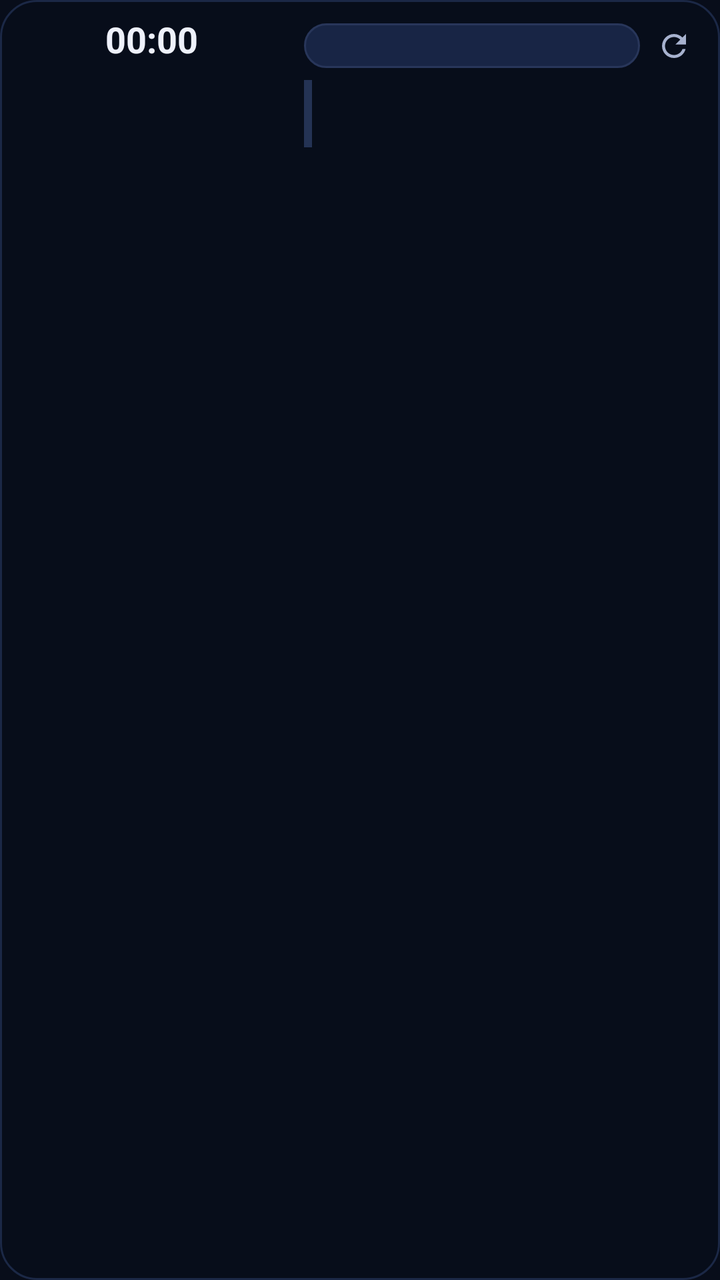
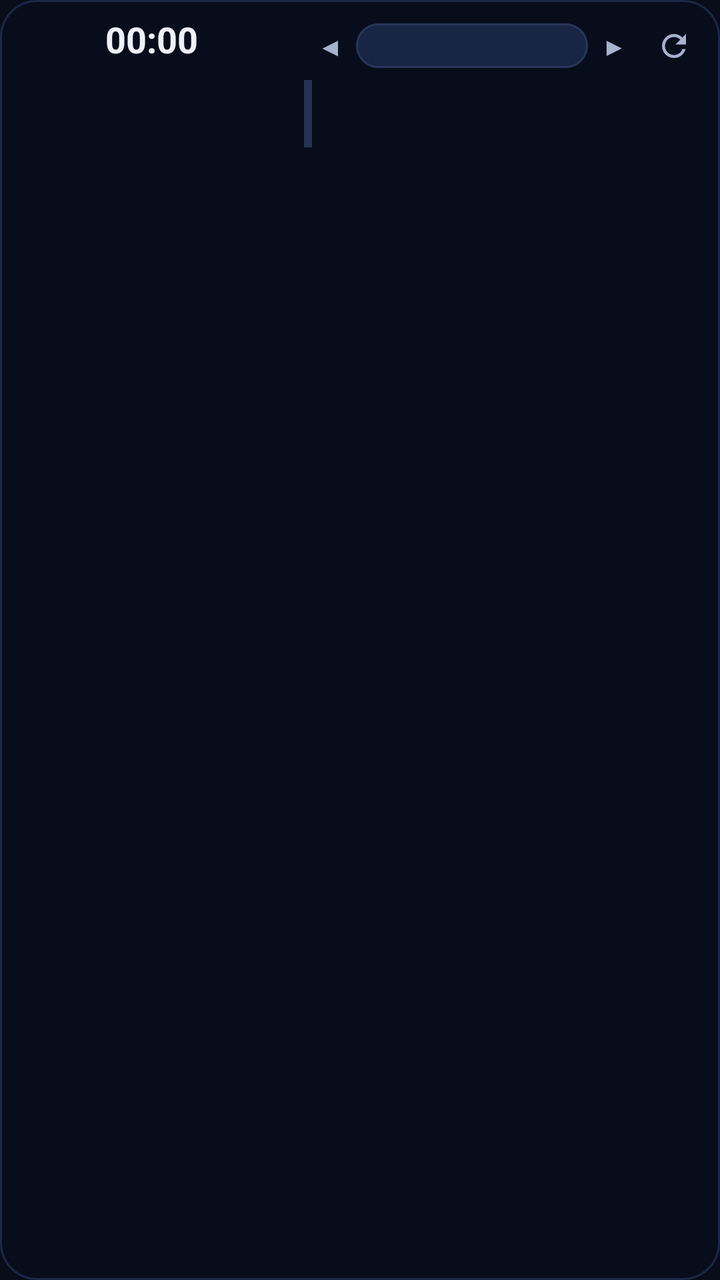

An Android layout rendered at two revisions. The XML below is the earlier revision; the diff shows what the commit changed to produce the second picture.
<!-- AndroidManifest.xml: application theme AppTheme -->
<!-- res/layout/widget_routine.xml -->
<?xml version="1.0" encoding="utf-8"?>
<LinearLayout xmlns:android="http://schemas.android.com/apk/res/android"
    android:id="@+id/root"
    android:layout_width="match_parent"
    android:layout_height="match_parent"
    android:background="@drawable/widget_bg"
    android:orientation="horizontal"
    android:padding="10dp">

    <LinearLayout
        android:layout_width="0dp"
        android:layout_height="match_parent"
        android:layout_weight="4"
        android:gravity="center_horizontal"
        android:orientation="vertical">

        <TextClock
            android:id="@+id/time"
            android:layout_width="wrap_content"
            android:layout_height="wrap_content"
            android:fontFeatureSettings="tnum"
            android:format12Hour="HH:mm"
            android:format24Hour="HH:mm"
            android:includeFontPadding="false"
            android:textColor="@color/text"
            android:textSize="18sp"
            android:textStyle="bold" />

        <ImageView
            android:id="@+id/clock"
            android:layout_width="match_parent"
            android:layout_height="0dp"
            android:layout_marginTop="4dp"
            android:layout_weight="1"
            android:contentDescription="@string/widget_clock_desc"
            android:scaleType="fitCenter" />
    </LinearLayout>

    <LinearLayout
        android:layout_width="0dp"
        android:layout_height="match_parent"
        android:layout_marginStart="10dp"
        android:layout_weight="6"
        android:orientation="vertical">

        <LinearLayout
            android:layout_width="match_parent"
            android:layout_height="wrap_content"
            android:gravity="center_vertical"
            android:orientation="horizontal">

            
            <TextView
                android:id="@+id/day_title"
                android:layout_width="0dp"
                android:layout_height="wrap_content"
                android:layout_weight="1"
                android:background="@drawable/widget_chip"
                android:ellipsize="end"
                android:paddingHorizontal="8dp"
                android:paddingVertical="3dp"
                android:singleLine="true"
                android:textColor="@color/text_dim"
                android:textSize="12sp" />

            <ImageView
                android:id="@+id/refresh"
                android:layout_width="26dp"
                android:layout_height="26dp"
                android:layout_marginStart="4dp"
                android:contentDescription="@string/refresh"
                android:padding="4dp"
                android:src="@drawable/ic_refresh" />
        </LinearLayout>

        <LinearLayout
            android:layout_width="match_parent"
            android:layout_height="wrap_content"
            android:layout_marginTop="4dp"
            android:orientation="horizontal">

            <ImageView
                android:id="@+id/now_bar"
                android:layout_width="4dp"
                android:layout_height="match_parent"
                android:background="@color/unassigned"
                android:importantForAccessibility="no" />

            <LinearLayout
                android:layout_width="0dp"
                android:layout_height="wrap_content"
                android:layout_marginStart="6dp"
                android:layout_weight="1"
                android:orientation="vertical">

                <TextView
                    android:id="@+id/now_title"
                    android:layout_width="match_parent"
                    android:layout_height="wrap_content"
                    android:ellipsize="end"
                    android:singleLine="true"
                    android:textColor="@color/text"
                    android:textSize="14sp"
                    android:textStyle="bold" />

                <TextView
                    android:id="@+id/now_sub"
                    android:layout_width="match_parent"
                    android:layout_height="wrap_content"
                    android:ellipsize="end"
                    android:singleLine="true"
                    android:textColor="@color/text_mute"
                    android:textSize="11sp" />
            </LinearLayout>
        </LinearLayout>

        <ListView
            android:id="@+id/list"
            android:layout_width="match_parent"
            android:layout_height="0dp"
            android:layout_marginTop="4dp"
            android:layout_weight="1"
            android:divider="@null"
            android:scrollbars="none" />
    </LinearLayout>
</LinearLayout>
<!-- resources referenced by this layout -->
<resources>
  <color name="text">#EEF1FB</color>
  <color name="text_dim">#A7B2CF</color>
  <color name="text_mute">#6D7897</color>
  <color name="unassigned">#243354</color>
  <!-- drawable ic_refresh (drawable) -->
  <?xml version="1.0" encoding="utf-8"?>
  <vector xmlns:android="http://schemas.android.com/apk/res/android"
      android:width="24dp"
      android:height="24dp"
      android:viewportWidth="24"
      android:viewportHeight="24">
      <path
          android:fillColor="#A7B2CF"
          android:pathData="M17.65,6.35C16.2,4.9 14.21,4 12,4c-4.42,0 -7.99,3.58 -7.99,8s3.57,8 7.99,8c3.73,0 6.84,-2.55 7.73,-6h-2.08c-0.82,2.33 -3.04,4 -5.65,4 -3.31,0 -6,-2.69 -6,-6s2.69,-6 6,-6c1.66,0 3.14,0.69 4.22,1.78L13,11h7V4l-2.35,2.35z" />
  </vector>
  <!-- drawable widget_bg (drawable) -->
  <?xml version="1.0" encoding="utf-8"?>
  <shape xmlns:android="http://schemas.android.com/apk/res/android" android:shape="rectangle">
      <solid android:color="#F0080D1A" />
      <stroke android:width="1dp" android:color="@color/border_soft" />
      <corners android:radius="18dp" />
  </shape>
  <!-- drawable widget_chip (drawable) -->
  <?xml version="1.0" encoding="utf-8"?>
  <shape xmlns:android="http://schemas.android.com/apk/res/android" android:shape="rectangle">
      <solid android:color="@color/surface_2" />
      <stroke android:width="1dp" android:color="@color/border" />
      <corners android:radius="999dp" />
  </shape>
  <string name="refresh">새로고침</string>
  <string name="widget_clock_desc">오늘 24시간 루틴 시계</string>
  <style name="AppTheme" parent="android:Theme.Material.NoActionBar">
          <item name="android:windowBackground">@color/bg</item>
          <item name="android:statusBarColor">@color/bg</item>
          <item name="android:navigationBarColor">@color/bg</item>
          <item name="android:colorAccent">@color/accent</item>
          <item name="android:textColorPrimary">@color/text</item>
          <item name="android:textColorSecondary">@color/text_dim</item>
      </style>
  <color name="border_soft">#1B2846</color>
  <color name="surface_2">#182545</color>
  <color name="border">#28365A</color>
  <color name="bg">#080D1A</color>
  <color name="accent">#F5B95C</color>
</resources>

<!-- the commit's change to res/layout/widget_routine.xml (unified diff, before → after) -->
@@ -49,6 +49,16 @@
             android:gravity="center_vertical"
             android:orientation="horizontal">
 
+            <TextView
+                android:id="@+id/prev_day"
+                android:layout_width="26dp"
+                android:layout_height="26dp"
+                android:contentDescription="@string/prev_day"
+                android:gravity="center"
+                android:text="◀"
+                android:textColor="@color/text_dim"
+                android:textSize="13sp" />
+
             
             <TextView
                 android:id="@+id/day_title"
@@ -62,6 +72,16 @@
                 android:singleLine="true"
                 android:textColor="@color/text_dim"
                 android:textSize="12sp" />
+
+            <TextView
+                android:id="@+id/next_day"
+                android:layout_width="26dp"
+                android:layout_height="26dp"
+                android:contentDescription="@string/next_day"
+                android:gravity="center"
+                android:text="▶"
+                android:textColor="@color/text_dim"
+                android:textSize="13sp" />
 
             <ImageView
                 android:id="@+id/refresh"
@@ -122,5 +142,40 @@
             android:layout_weight="1"
             android:divider="@null"
             android:scrollbars="none" />
+
+        <LinearLayout
+            android:layout_width="match_parent"
+            android:layout_height="wrap_content"
+            android:layout_marginTop="2dp"
+            android:orientation="horizontal">
+
+            <TextView
+                android:id="@+id/day_0"
+                style="@style/WidgetDay" />
+
+            <TextView
+                android:id="@+id/day_1"
+                style="@style/WidgetDay" />
+
+            <TextView
+                android:id="@+id/day_2"
+                style="@style/WidgetDay" />
+
+            <TextView
+                android:id="@+id/day_3"
+                style="@style/WidgetDay" />
+
+            <TextView
+                android:id="@+id/day_4"
+                style="@style/WidgetDay" />
+
+            <TextView
+                android:id="@+id/day_5"
+                style="@style/WidgetDay" />
+
+            <TextView
+                android:id="@+id/day_6"
+                style="@style/WidgetDay" />
+        </LinearLayout>
     </LinearLayout>
 </LinearLayout>
<!-- resource entries referenced after the edit -->
@@ -29,8 +29,19 @@
       <stroke android:width="1dp" android:color="@color/border" />
       <corners android:radius="999dp" />
   </shape>
+  <string name="next_day">다음 요일</string>
+  <string name="prev_day">이전 요일</string>
   <string name="refresh">새로고침</string>
   <string name="widget_clock_desc">오늘 24시간 루틴 시계</string>
+  <style name="WidgetDay">
+          <item name="android:layout_width">0dp</item>
+          <item name="android:layout_height">22dp</item>
+          <item name="android:layout_weight">1</item>
+          <item name="android:gravity">center</item>
+          <item name="android:textSize">11sp</item>
+          <item name="android:textStyle">bold</item>
+          <item name="android:textColor">@color/text_mute</item>
+      </style>
   <style name="AppTheme" parent="android:Theme.Material.NoActionBar">
           <item name="android:windowBackground">@color/bg</item>
           <item name="android:statusBarColor">@color/bg</item>
